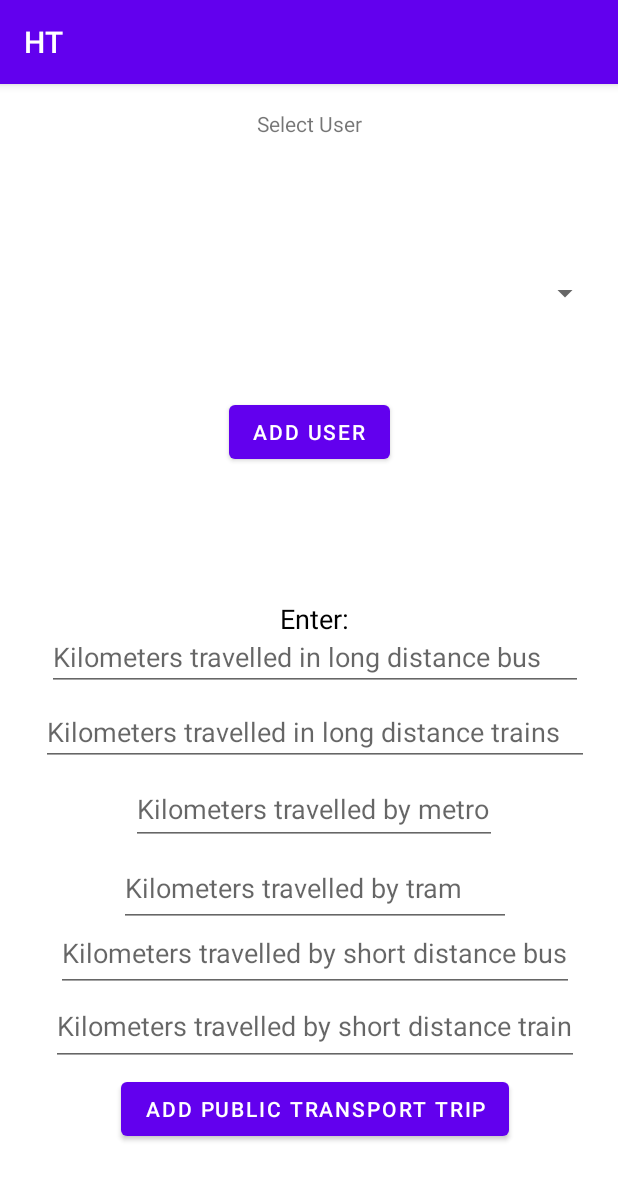
After one commit to hems201/HT, an Android app: the fragment publicEntryFragment placed in its activity, on a phone screen of 412 x 824 dp. The commit adds this screen. Shown: the top 1180 px of the screen. Run offline under Robolectric (Android 15) with nearby library versions, the phone set to English and light mode, and no system bars.

Commit message:
more fragments

```diff
--- /dev/null
+++ b/app/src/main/java/com/example/ht/fragments/publicEntryFragment.java
@@ -0,0 +1,29 @@
+package com.example.ht.fragments;
+
+import android.os.Bundle;
+import android.view.LayoutInflater;
+import android.view.View;
+import android.view.ViewGroup;
+
+import androidx.annotation.NonNull;
+import androidx.annotation.Nullable;
+import androidx.fragment.app.Fragment;
+
+import com.example.ht.R;
+
+public class publicEntryFragment extends Fragment {
+    View view;
+
+    @Override
+    public View onCreateView(@NonNull LayoutInflater inflater, @Nullable ViewGroup container, @Nullable Bundle savedInstanceState) {
+        view =  inflater.inflate(R.layout.fragment_public_entry, container, false);
+
+
+        return view;
+    }
+
+    public void onViewCreated(@NonNull View view, @Nullable Bundle savedInstanceState) {
+        System.out.println("public entry view created\n");
+
+    }
+}
--- /dev/null
+++ b/app/src/main/res/layout/fragment_public_entry.xml
@@ -0,0 +1,121 @@
+<?xml version="1.0" encoding="utf-8"?>
+<androidx.constraintlayout.widget.ConstraintLayout
+    xmlns:android="http://schemas.android.com/apk/res/android"
+    xmlns:app="http://schemas.android.com/apk/res-auto"
+    xmlns:tools="http://schemas.android.com/tools"
+    android:layout_width="match_parent"
+    android:layout_height="match_parent">
+
+    <Button
+        android:id="@+id/addPublicEntry"
+        android:layout_width="wrap_content"
+        android:layout_height="wrap_content"
+        android:text="@string/add_public_transport_trip"
+        app:layout_constraintBottom_toBottomOf="parent"
+        app:layout_constraintEnd_toEndOf="parent"
+        app:layout_constraintStart_toStartOf="parent"
+        app:layout_constraintTop_toTopOf="parent"
+        app:layout_constraintVertical_bias="0.881" />
+
+    <EditText
+        android:id="@+id/editLongTrain"
+        android:layout_width="365dp"
+        android:layout_height="45dp"
+        android:ems="10"
+        android:hint="@string/kilometers_travelled_in_long_distance_trains"
+        android:inputType="number"
+        app:layout_constraintBottom_toBottomOf="parent"
+        app:layout_constraintEnd_toEndOf="parent"
+        app:layout_constraintStart_toStartOf="parent"
+        app:layout_constraintTop_toTopOf="parent"
+        app:layout_constraintVertical_bias="0.199"
+        android:autofillHints="" />
+
+    <EditText
+        android:id="@+id/editMetro"
+        android:layout_width="244dp"
+        android:layout_height="47dp"
+        android:ems="10"
+        android:hint="@string/kilometers_travelled_by_metro"
+        android:inputType="number"
+        app:layout_constraintBottom_toBottomOf="parent"
+        app:layout_constraintEnd_toEndOf="parent"
+        app:layout_constraintHorizontal_bias="0.497"
+        app:layout_constraintStart_toStartOf="parent"
+        app:layout_constraintTop_toTopOf="parent"
+        app:layout_constraintVertical_bias="0.339"
+        android:autofillHints="" />
+
+    <EditText
+        android:id="@+id/editTram"
+        android:layout_width="261dp"
+        android:layout_height="51dp"
+        android:ems="10"
+        android:hint="@string/kilometers_travelled_by_tram"
+        android:inputType="number"
+        app:layout_constraintBottom_toBottomOf="parent"
+        app:layout_constraintEnd_toEndOf="parent"
+        app:layout_constraintStart_toStartOf="parent"
+        app:layout_constraintTop_toTopOf="parent"
+        app:layout_constraintVertical_bias="0.48"
+        android:autofillHints="" />
+
+    <EditText
+        android:id="@+id/editShortBus"
+        android:layout_width="345dp"
+        android:layout_height="51dp"
+        android:ems="10"
+        android:hint="@string/kilometers_travelled_by_short_distance_bus"
+        android:inputType="number"
+        app:layout_constraintBottom_toBottomOf="parent"
+        app:layout_constraintEnd_toEndOf="parent"
+        app:layout_constraintHorizontal_bias="0.497"
+        app:layout_constraintStart_toStartOf="parent"
+        app:layout_constraintTop_toTopOf="parent"
+        app:layout_constraintVertical_bias="0.599"
+        android:autofillHints="" />
+
+    <EditText
+        android:id="@+id/editLongBus"
+        android:layout_width="357dp"
+        android:layout_height="39dp"
+        android:ems="10"
+        android:hint="@string/kilometers_travelled_in_long_distance_bus"
+        android:inputType="number"
+        app:layout_constraintBottom_toBottomOf="parent"
+        app:layout_constraintEnd_toEndOf="parent"
+        app:layout_constraintStart_toStartOf="parent"
+        app:layout_constraintTop_toTopOf="parent"
+        app:layout_constraintVertical_bias="0.08"
+        android:autofillHints="" />
+
+    <EditText
+        android:id="@+id/editShortTrain"
+        android:layout_width="352dp"
+        android:layout_height="53dp"
+        android:ems="10"
+        android:hint="@string/kilometers_travelled_by_short_distance_train"
+        android:inputType="number"
+        app:layout_constraintBottom_toBottomOf="parent"
+        app:layout_constraintEnd_toEndOf="parent"
+        app:layout_constraintHorizontal_bias="0.497"
+        app:layout_constraintStart_toStartOf="parent"
+        app:layout_constraintTop_toTopOf="parent"
+        app:layout_constraintVertical_bias="0.734"
+        android:autofillHints="" />
+
+    <TextView
+        android:id="@+id/textView4"
+        android:layout_width="81dp"
+        android:layout_height="23dp"
+        android:text="@string/enter"
+        android:textAlignment="center"
+        android:textColor="#000000"
+        android:textSize="18sp"
+        app:layout_constraintBottom_toBottomOf="parent"
+        app:layout_constraintEnd_toEndOf="parent"
+        app:layout_constraintHorizontal_bias="0.498"
+        app:layout_constraintStart_toStartOf="parent"
+        app:layout_constraintTop_toTopOf="parent"
+        app:layout_constraintVertical_bias="0.022" />
+</androidx.constraintlayout.widget.ConstraintLayout>
--- a/app/src/main/res/values/strings.xml
+++ b/app/src/main/res/values/strings.xml
@@ -12,4 +12,21 @@
     <string name="hello_world">Hello Square World!</string>
     <string name="see_trip_data">See trip data:</string>
     <string name="log_a_new_trip_select_transport_mehtod">Log a new trip \n Select transport mehtod:</string>
+    <string name="add_trip">Add Trip</string>
+    <string name="enter_car_build_year">Enter Car Build Year</string>
+    <string name="enter_d_rive_distance">Enter drive distance</string>
+    <string name="enter_number_of_passengers">Enter number of passengers</string>
+    <string name="add_flights">Add Flights</string>
+    <string name="enter_number_of_flights_in_finland">Enter number of flights in Finland</string>
+    <string name="enter_number_of_flights_in_europe">Enter number of flights in Europe</string>
+    <string name="enter_number_of_flights_from_finland_to_the_canary_islands_or_comparable">Enter number of flights from Finland to the Canary islands or comparable</string>
+    <string name="enter_number_of_flights_from_finland_to_other_continents">Enter number of flights from Finland to other Continents</string>
+    <string name="add_public_transport_trip">Add Public Transport Trip</string>
+    <string name="kilometers_travelled_in_long_distance_bus">Kilometers travelled in long distance bus</string>
+    <string name="kilometers_travelled_in_long_distance_trains">Kilometers travelled in long distance trains</string>
+    <string name="kilometers_travelled_by_metro">Kilometers travelled by metro</string>
+    <string name="kilometers_travelled_by_tram">Kilometers travelled by tram</string>
+    <string name="kilometers_travelled_by_short_distance_bus">Kilometers travelled by short distance bus</string>
+    <string name="kilometers_travelled_by_short_distance_train">Kilometers travelled by short distance train</string>
+    <string name="enter">Enter:</string>
 </resources>
```
Also changed, not shown: app/src/main/java/com/example/ht/MenuActivity.java (+14 -2 lines), app/src/main/java/com/example/ht/fragments/carEntryFragment.java (added, +30 -0 lines), app/src/main/java/com/example/ht/fragments/flightEntryFragment.java (added, +29 -0 lines), app/src/main/res/layout/activity_menu.xml (+6 -3 lines), app/src/main/res/layout/fragment_car_entry.xml (added, +63 -0 lines), app/src/main/res/layout/fragment_flight_entry.xml (added, +76 -0 lines).
